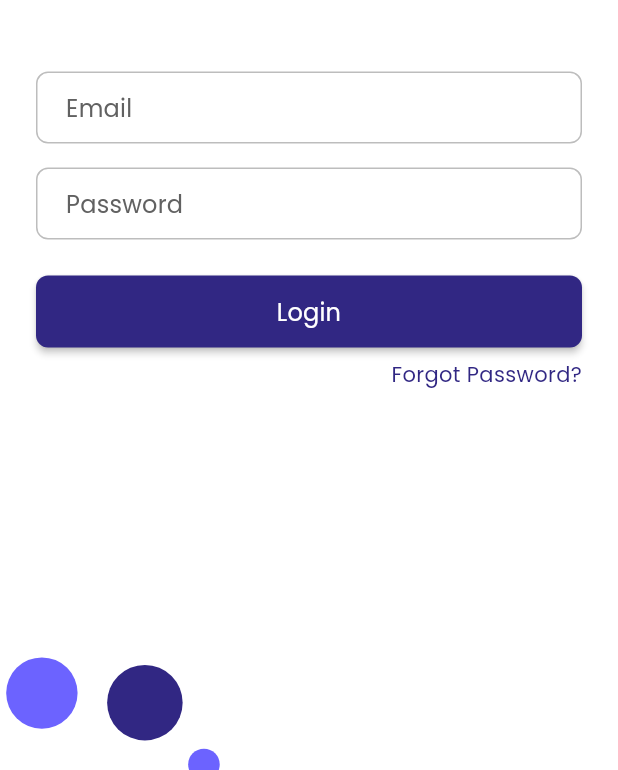
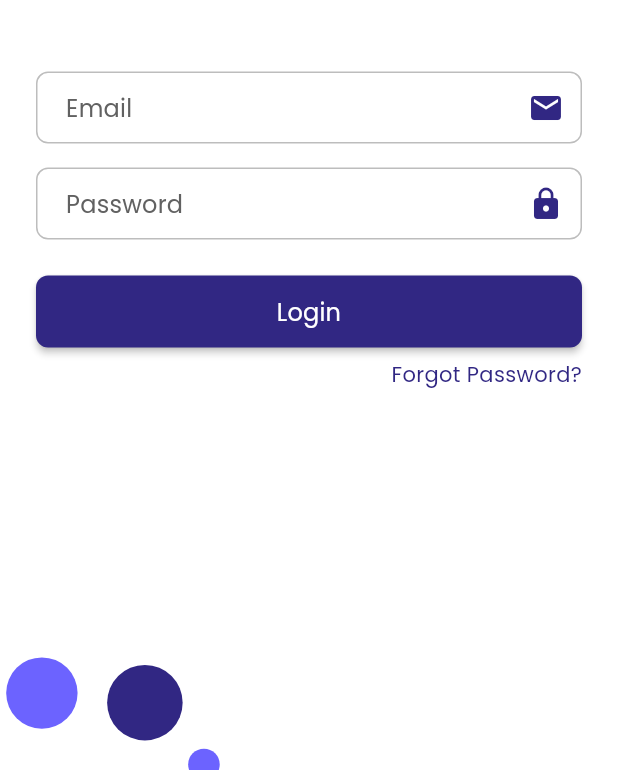
Before and after one commit to lukmannurhakeem/siaptek-flutter, a Flutter app: the screen it shows after launch, on a phone screen of 412 x 824 dp, the part 466-1236 px from its top. Run offline on Flutter 3.47's test engine with Material 3 defaults, Android fonts, the light colour scheme and no system bars; our stand-ins replace dio, fl_chart, flutter_dotenv, flutter_svg, google_fonts, pretty_dio_logger and 3 more; accounts and stored records are empty.

Commit message:
DEV : add login icon

```diff
--- a/lib/screens/auth/login_screen.dart
+++ b/lib/screens/auth/login_screen.dart
@@ -148,6 +148,7 @@ class _LoginScreenState extends State<LoginScreen> {
                         style: context.topology.textTheme.bodyMedium?.copyWith(
                           color: context.colors.primary,
                         ),
+                        suffixIcon: Icon(Icons.email, color: context.colors.primary),
                       ),
                       context.vM,
                       CommonTextField(
@@ -156,6 +157,7 @@ class _LoginScreenState extends State<LoginScreen> {
                         style: context.topology.textTheme.bodyMedium?.copyWith(
                           color: context.colors.primary,
                         ),
+                        suffixIcon: Icon(Icons.lock, color: context.colors.primary),
                       ),
                       context.vL,
                       Consumer<AuthenticateProvider>(
```
